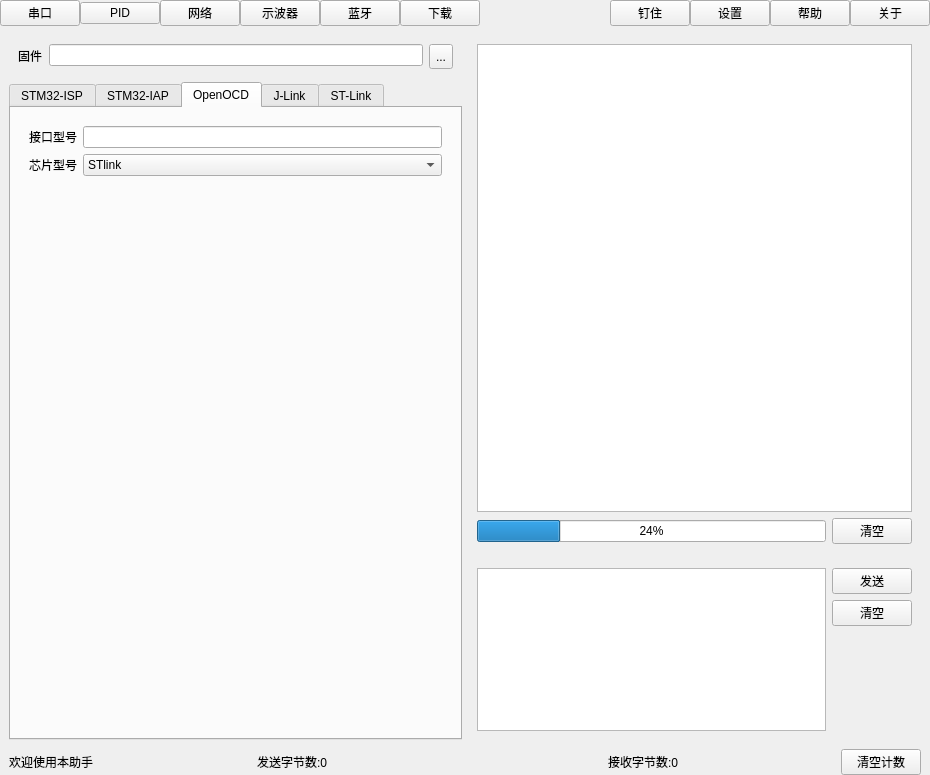
han-shao-jun/assistant, file assistant/widget.ui: the form before one commit.
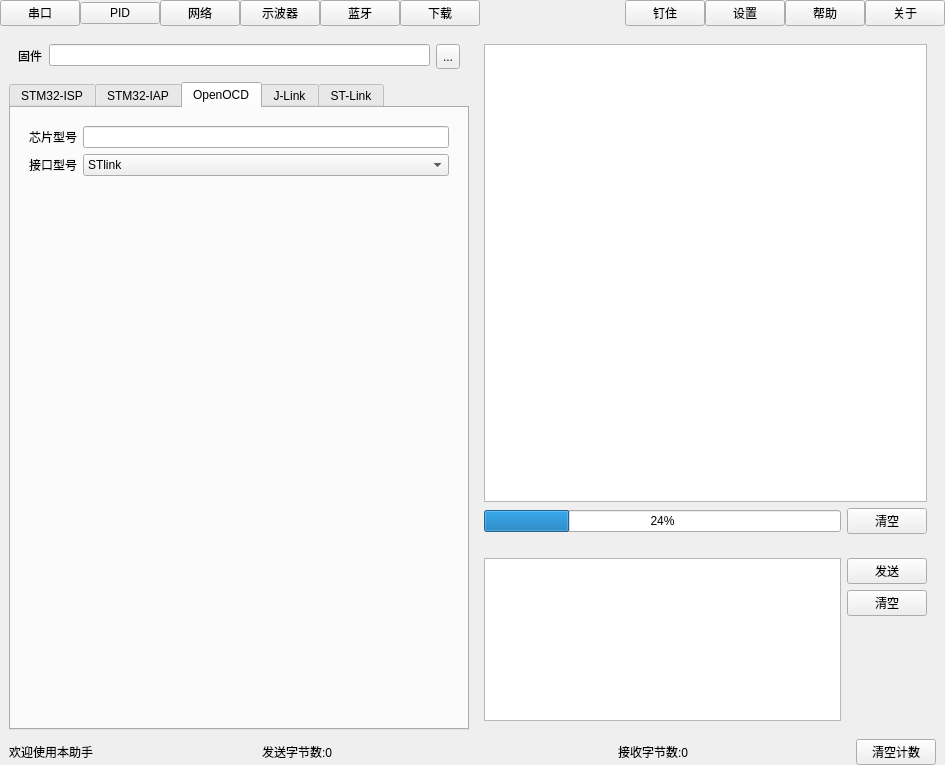
The form after the commit. The open tabs and pages were chosen to show the change. Custom widgets are drawn as their Qt base class.

Patch:
```diff
--- a/assistant/widget.ui
+++ b/assistant/widget.ui
@@ -6,8 +6,8 @@
    <rect>
     <x>0</x>
     <y>0</y>
-    <width>930</width>
-    <height>775</height>
+    <width>945</width>
+    <height>760</height>
    </rect>
   </property>
   <property name="maximumSize">
@@ -3088,7 +3088,7 @@
               <item row="0" column="0">
                <widget class="QLabel" name="label_2">
                 <property name="text">
-                 <string>接口型号</string>
+                 <string>芯片型号</string>
                 </property>
                </widget>
               </item>
@@ -3098,7 +3098,7 @@
               <item row="1" column="0">
                <widget class="QLabel" name="label">
                 <property name="text">
-                 <string>芯片型号</string>
+                 <string>接口型号</string>
                 </property>
                </widget>
               </item>
```
Left out of the diff: 2 changed lines with no effect on the pictures.
